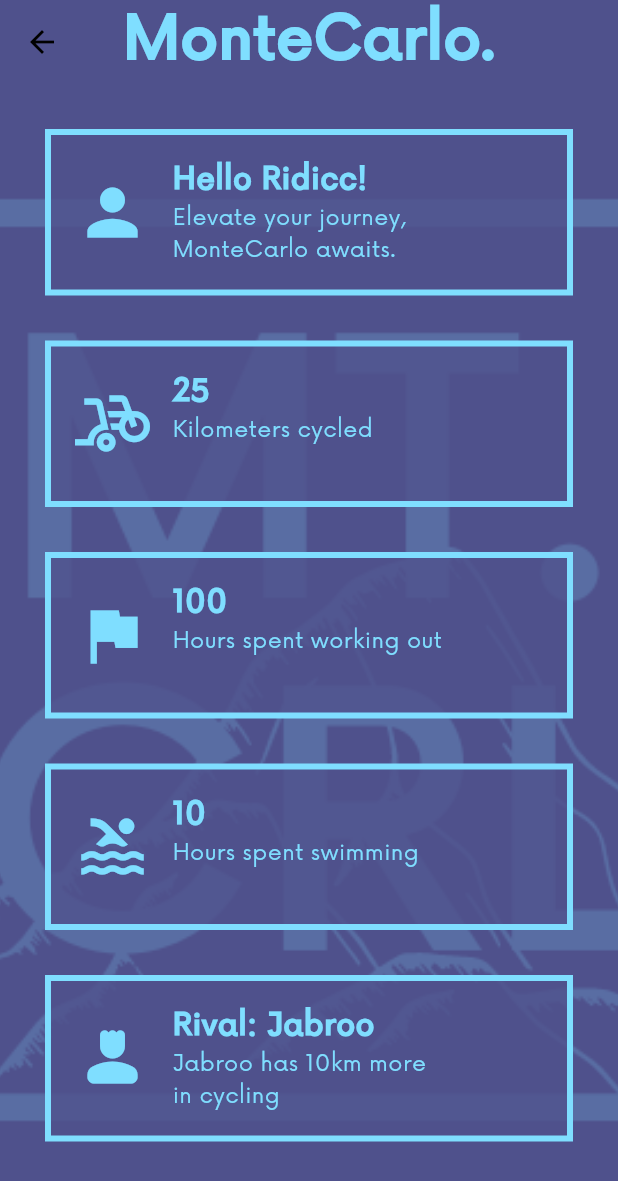
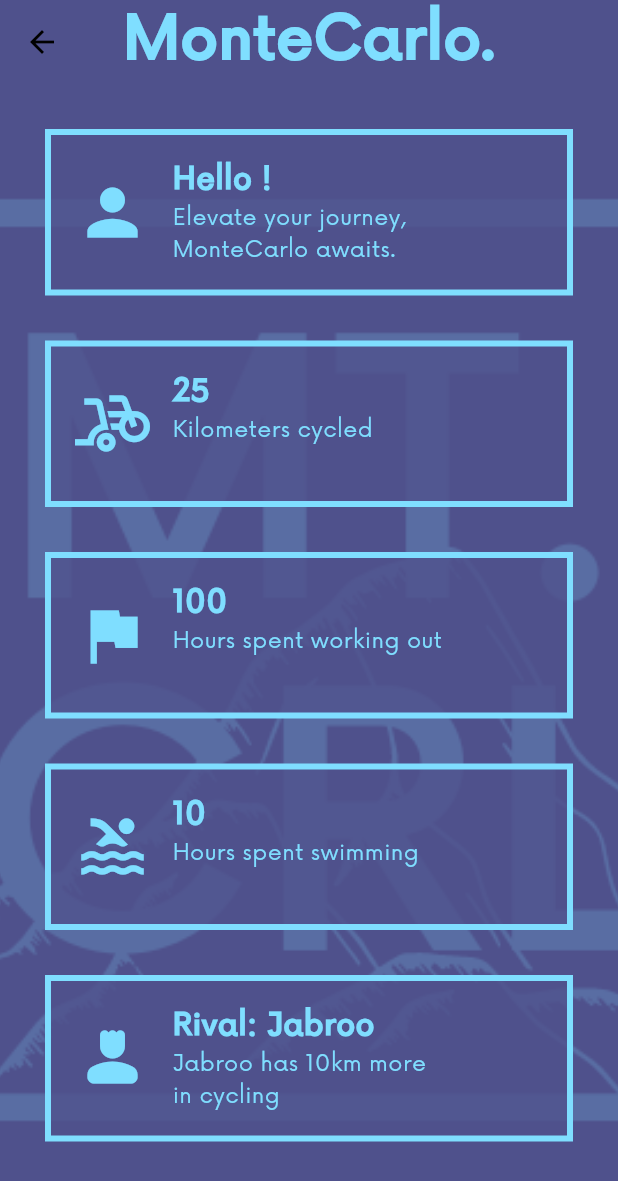
Before and after one commit to Jabrocki/HackYeah, a Flutter app: the HomePage screen opened directly, on a phone screen of 412 x 824 dp. Shown: the top 1181 px of the screen. Run offline on Flutter 3.47's test engine with Material 3 defaults, Android fonts, the phone set to English and light mode, and no system bars; our stand-ins replace flutter_dotenv; missing offline and left inert: dart:ffi, dart_eval, flutter_popup_card, function_tree.

Commit message:
home page username access

```diff
--- a/lib/appState/mainAppState.dart
+++ b/lib/appState/mainAppState.dart
@@ -5,12 +5,13 @@ import 'dart:ffi';
 import 'package:flutter/material.dart';
 import 'package:provider/provider.dart';
 import 'dart:async';
-import 'package:flutter/foundation.dart';
 
 class MainAppState extends ChangeNotifier {
   int navBarIndex = 0;
 
   var logIn = false;
+
+  var activeUserName = "";
 
   void navBarTap(int index) {
     navBarIndex = index;
--- a/lib/layouts/homePage.dart
+++ b/lib/layouts/homePage.dart
@@ -4,6 +4,7 @@ import 'package:flutter/material.dart';
 import 'package:hackyeah/widgets/ridic_flexible.dart';
 import 'package:provider/provider.dart';
 import '../appState/mainAppState.dart';
+import '../notion/post.dart';
 
 class HomePage extends StatelessWidget {
   const HomePage({
@@ -41,16 +42,16 @@ class HomePage extends StatelessWidget {
         ),
               ),
             ),
-            child:const Flex(
+            child:Flex(
             direction: Axis.vertical, // Horizontal layout
             crossAxisAlignment: CrossAxisAlignment
                 .center, // Align children to the center along the cross axis
             children: [
-              RidicFlexible(test: 1, iconBox: Icons.person, textH1: "Hello Ridicc!", textH2: "Elevate your journey,", textH3: "MonteCarlo awaits.",),
-              RidicFlexible(test: 1, iconBox: Icons.bike_scooter, textH1: "25", textH2: "Kilometers cycled", textH3: " ",),
-              RidicFlexible(test: 1, iconBox: Icons.flag, textH1: "100", textH2: "Hours spent working out", textH3: " ",),
-              RidicFlexible(test: 1, iconBox: Icons.pool, textH1: "10", textH2: "Hours spent swimming", textH3: " ",),
-              RidicFlexible(test: 1, iconBox: Icons.person_4_rounded, textH1: "Rival: Jabroo", textH2: "Jabroo has 10km more", textH3: "in cycling",),
+              RidicFlexible(test: 1, iconBox: Icons.person, textH1: "Hello ${mainAppState.activeUserName}!", textH2: "Elevate your journey,", textH3: "MonteCarlo awaits.",),
+              const RidicFlexible(test: 1, iconBox: Icons.bike_scooter, textH1: "25", textH2: "Kilometers cycled", textH3: " ",),
+              const RidicFlexible(test: 1, iconBox: Icons.flag, textH1: "100", textH2: "Hours spent working out", textH3: " ",),
+              const RidicFlexible(test: 1, iconBox: Icons.pool, textH1: "10", textH2: "Hours spent swimming", textH3: " ",),
+              const RidicFlexible(test: 1, iconBox: Icons.person_4_rounded, textH1: "Rival: Jabroo", textH2: "Jabroo has 10km more", textH3: "in cycling",),
             ],
           ),
       )
--- a/lib/layouts/logInPage.dart
+++ b/lib/layouts/logInPage.dart
@@ -33,6 +33,7 @@ class _LogInPageState extends State<LogInPage> {
       for (final _profile in _futureUsers) {
         if ((_profile.userName == login) && (_profile.password == password)) {
           mainAppState.logInTap();
+          mainAppState.activeUserName = login;
         }
       }
     }
--- a/lib/notion/post.dart
+++ b/lib/notion/post.dart
@@ -1,4 +1,3 @@
-import 'package:flutter/material.dart';
 
 class Post {
   final String userName;
--- a/lib/widgets/ridic_flexible.dart
+++ b/lib/widgets/ridic_flexible.dart
@@ -1,6 +1,7 @@
 // ignore_for_file: unused_import, file_names
 
 import 'package:flutter/material.dart';
+
 
 class RidicFlexible extends StatelessWidget {
   final int test;
@@ -29,7 +30,7 @@ class RidicFlexible extends StatelessWidget {
                 border: Border.all(color: Theme.of(context).colorScheme.primary, width: 4.0),
                 color: Color.fromRGBO(79, 81, 140, 0.8),
               ),
-                margin: const EdgeInsets.only(top: 30.0,left: 30, right: 30),
+                margin:  EdgeInsets.only(top: 30.0,left: 30, right: 30),
                 child: Row(
                   children: [
                     Icon(
@@ -38,7 +39,7 @@ class RidicFlexible extends StatelessWidget {
                       size: 50,
                     ),
                     Padding(
-                      padding: const EdgeInsets.symmetric(horizontal: 15.0),
+                      padding: EdgeInsets.symmetric(horizontal: 15.0),
                       child: Column(
                         mainAxisSize: MainAxisSize.min,
                         crossAxisAlignment: CrossAxisAlignment.start,
```
